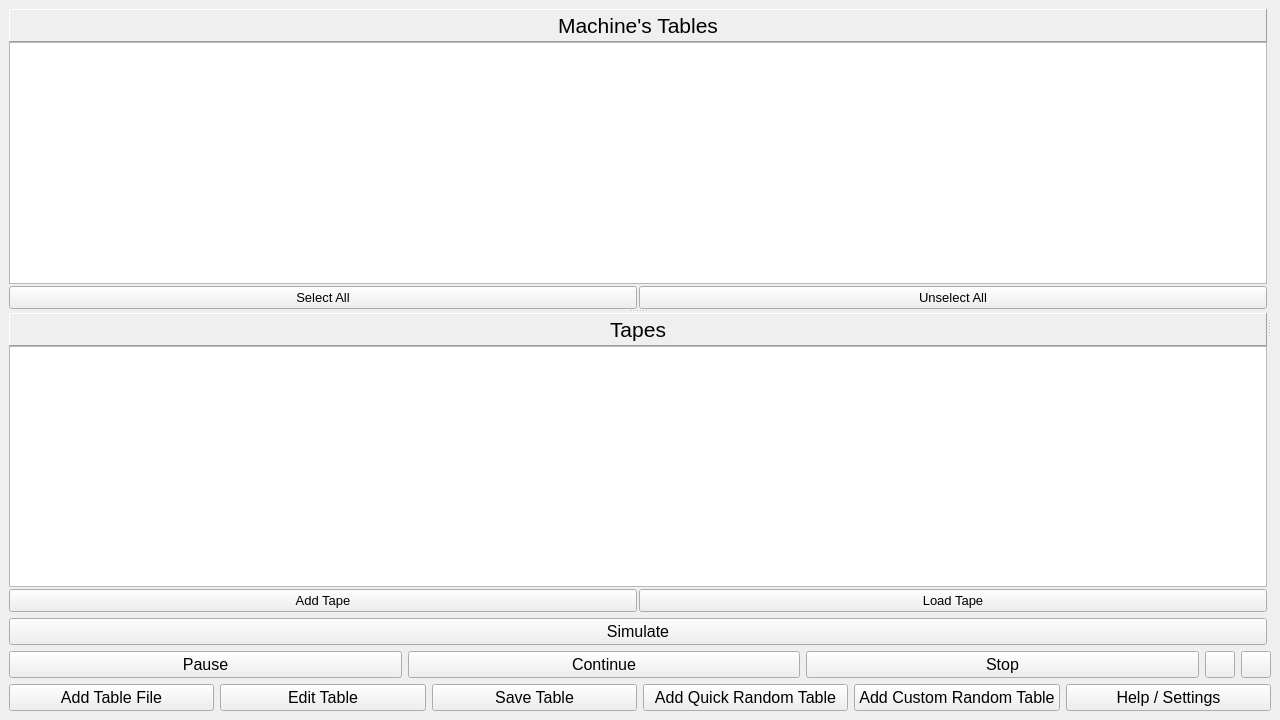
fabioalves98/TuringsMachineGenerator, file Qt/TuringsMachineSimulator/usermachines.ui: the form before one commit.
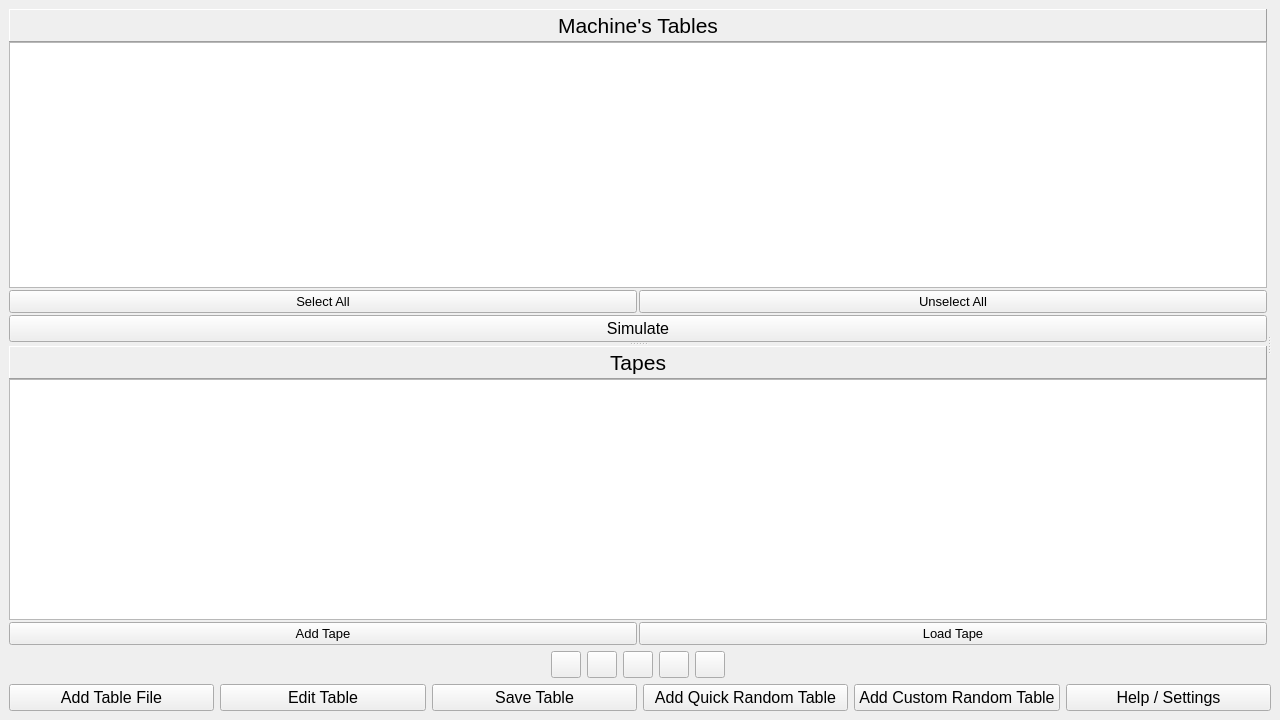
The form after the commit.

Patch:
```diff
--- a/Qt/TuringsMachineSimulator/usermachines.ui
+++ b/Qt/TuringsMachineSimulator/usermachines.ui
@@ -117,6 +117,24 @@
                 </item>
                </layout>
               </item>
+              <item>
+               <widget class="QPushButton" name="simBt">
+                <property name="minimumSize">
+                 <size>
+                  <width>0</width>
+                  <height>0</height>
+                 </size>
+                </property>
+                <property name="font">
+                 <font>
+                  <pointsize>12</pointsize>
+                 </font>
+                </property>
+                <property name="text">
+                 <string>Simulate</string>
+                </property>
+               </widget>
+              </item>
              </layout>
             </item>
            </layout>
@@ -196,63 +214,89 @@
          </widget>
         </item>
         <item>
-         <widget class="QPushButton" name="simBt">
-          <property name="minimumSize">
-           <size>
-            <width>0</width>
-            <height>0</height>
-           </size>
-          </property>
-          <property name="font">
-           <font>
-            <pointsize>12</pointsize>
-           </font>
-          </property>
-          <property name="text">
-           <string>Simulate</string>
-          </property>
-         </widget>
-        </item>
-       </layout>
-      </widget>
-      <widget class="QStackedWidget" name="tableSim"/>
-     </widget>
-    </item>
-    <item>
      <layout class="QHBoxLayout" name="horizontalLayout">
+          <item>
+           <spacer name="horizontalSpacer">
+            <property name="orientation">
+             <enum>Qt::Horizontal</enum>
+            </property>
+            <property name="sizeHint" stdset="0">
+             <size>
+              <width>40</width>
+              <height>20</height>
+             </size>
+            </property>
+           </spacer>
+          </item>
       <item>
        <widget class="QPushButton" name="pauseBt">
+            <property name="minimumSize">
+             <size>
+              <width>30</width>
+              <height>27</height>
+             </size>
+            </property>
+            <property name="maximumSize">
+             <size>
+              <width>30</width>
+              <height>27</height>
+             </size>
+            </property>
         <property name="font">
          <font>
           <pointsize>12</pointsize>
          </font>
         </property>
         <property name="text">
-         <string>Pause</string>
+             <string/>
         </property>
        </widget>
       </item>
       <item>
        <widget class="QPushButton" name="contBt">
+            <property name="minimumSize">
+             <size>
+              <width>30</width>
+              <height>27</height>
+             </size>
+            </property>
+            <property name="maximumSize">
+             <size>
+              <width>30</width>
+              <height>27</height>
+             </size>
+            </property>
         <property name="font">
          <font>
           <pointsize>12</pointsize>
          </font>
         </property>
         <property name="text">
-         <string>Continue</string>
+             <string/>
         </property>
        </widget>
       </item>
       <item>
        <widget class="QPushButton" name="stopBt">
+            <property name="minimumSize">
+             <size>
+              <width>30</width>
+              <height>27</height>
+             </size>
+            </property>
+            <property name="maximumSize">
+             <size>
+              <width>30</width>
+              <height>27</height>
+             </size>
+            </property>
         <property name="font">
          <font>
           <pointsize>12</pointsize>
          </font>
         </property>
         <property name="text">
-         <string>Stop</string>
+             <string/>
         </property>
        </widget>
       </item>
@@ -294,7 +338,25 @@
         </property>
        </widget>
       </item>
-     </layout>
+          <item>
+           <spacer name="horizontalSpacer_2">
+            <property name="orientation">
+             <enum>Qt::Horizontal</enum>
+            </property>
+            <property name="sizeHint" stdset="0">
+             <size>
+              <width>40</width>
+              <height>20</height>
+             </size>
+            </property>
+           </spacer>
+          </item>
+         </layout>
+        </item>
+       </layout>
+      </widget>
+      <widget class="QStackedWidget" name="tableSim"/>
+     </widget>
     </item>
     <item>
      <layout class="QHBoxLayout" name="tableCtrlLt">
```
Lines whose indentation alone changed are shown as unchanged.
